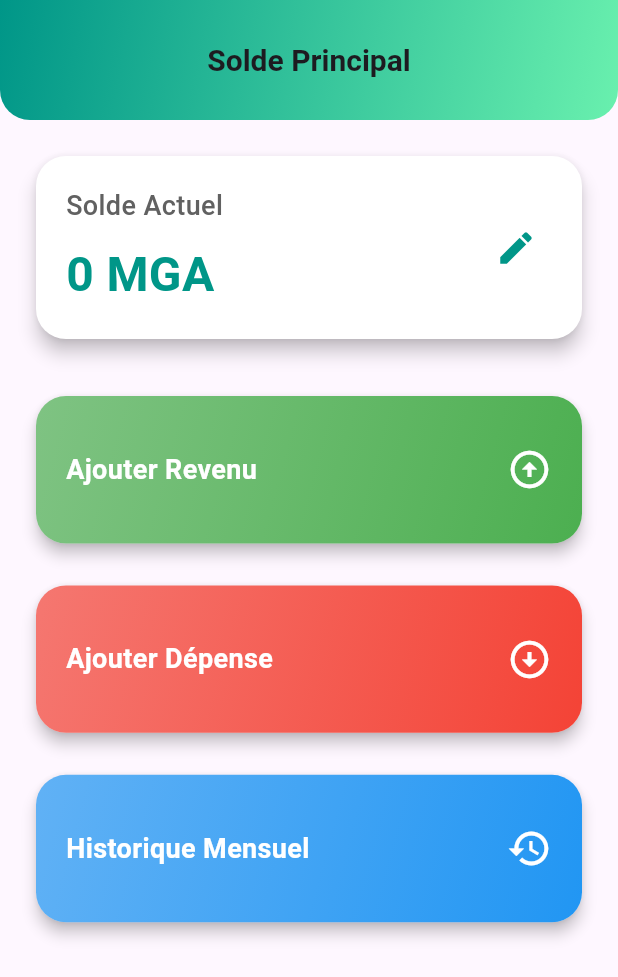
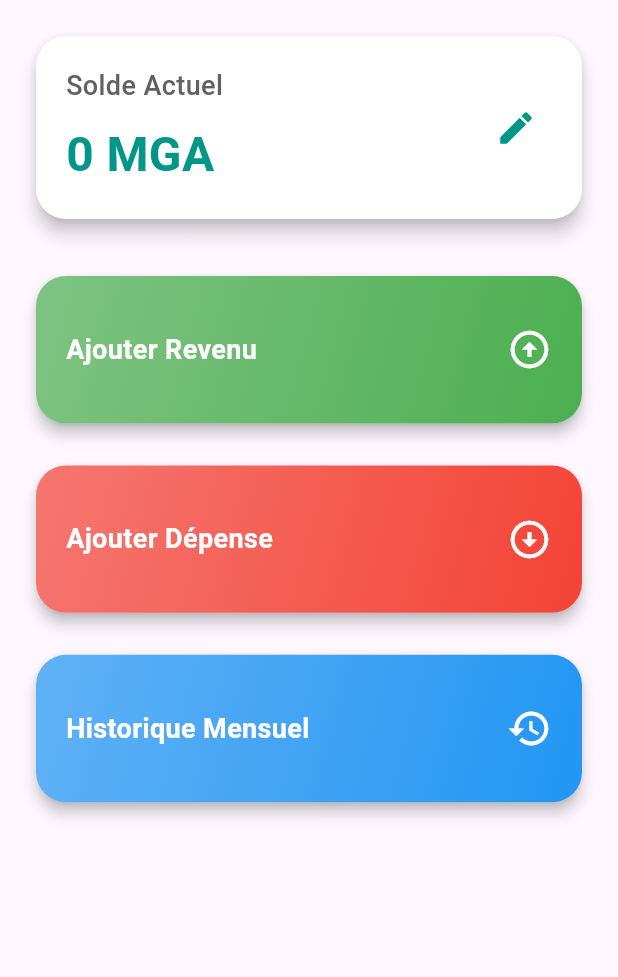
Before and after one commit to Tsiory118/epoketra_app, a Flutter app: the HomeScreen screen opened directly, on a phone screen of 412 x 824 dp. Shown: the top 977 px of the screen. Run offline on Flutter 3.47's test engine with Material 3 defaults, Android fonts, the light colour scheme and no system bars; our stand-ins replace flutter_riverpod, flutter_secure_storage, hive, hive_flutter; accounts and stored records are empty.

Commit message:
mise a jour

```diff
--- a/lib/screens/home_screen.dart
+++ b/lib/screens/home_screen.dart
@@ -44,27 +44,6 @@ class HomeScreen extends ConsumerWidget {
     }
 
     return Scaffold(
-      appBar: AppBar(
-        elevation: 0,
-        flexibleSpace: Container(
-          decoration: BoxDecoration(
-            gradient: LinearGradient(
-              colors: [Colors.teal, Colors.greenAccent],
-              begin: Alignment.topLeft,
-              end: Alignment.bottomRight,
-            ),
-            borderRadius: BorderRadius.vertical(
-              bottom: Radius.circular(20),
-            ),
-          ),
-        ),
-        title: Text(
-          'Solde Principal',
-          style: TextStyle(fontWeight: FontWeight.bold, fontSize: 20),
-        ),
-        centerTitle: true,
-        toolbarHeight: 80,
-      ),
       body: Padding(
         padding: const EdgeInsets.all(20.0),
         child: Column(
```
